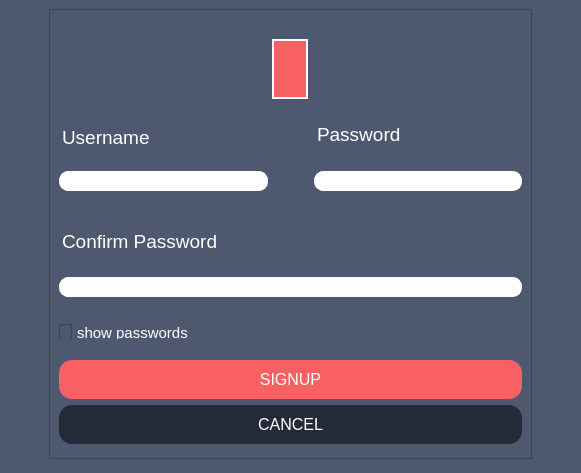
The window that src/client/gui/ui/registration.ui (aleoli/Shared-Editor) describes before a commit, drawn with Qt 5.
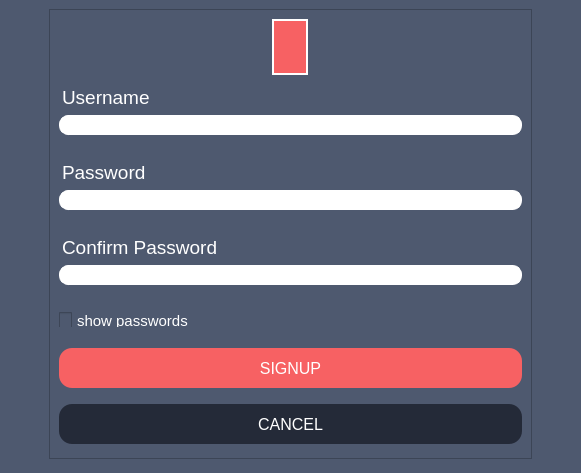
The same window after the commit. Icons and pictures are not drawn.

Commit message: Aggiustato allineamento elementi e chiarezza testo nelle finestre: LOGIN, REGISTRATION e EDIT

```diff
--- a/src/client/gui/ui/registration.ui
+++ b/src/client/gui/ui/registration.ui
@@ -42,22 +42,6 @@
        <enum>QFrame::Raised</enum>
       </property>
       <layout class="QVBoxLayout" name="verticalLayout_5">
-       <item>
-        <spacer name="verticalSpacer">
-         <property name="orientation">
-          <enum>Qt::Vertical</enum>
-         </property>
-         <property name="sizeType">
-          <enum>QSizePolicy::Fixed</enum>
-         </property>
-         <property name="sizeHint" stdset="0">
-          <size>
-           <width>20</width>
-           <height>20</height>
-          </size>
-         </property>
-        </spacer>
-       </item>
        <item alignment="Qt::AlignHCenter">
         <widget class="QPushButton" name="btn_changeProfile">
          <property name="enabled">
@@ -136,11 +120,6 @@
         </widget>
        </item>
        <item>
-        <layout class="QHBoxLayout" name="uname_pwd">
-         <property name="topMargin">
-          <number>0</number>
-         </property>
-         <item>
           <layout class="QVBoxLayout" name="uname">
            <property name="rightMargin">
             <number>0</number>
@@ -150,7 +129,6 @@
              <property name="styleSheet">
               <string notr="true">QLabel{
 	text-decoration: none;
-	background: rgba(0,0,0,0);
 	margin-left: 0px;
 	margin-bottom: 0px;
 }</string>
@@ -167,7 +145,7 @@
 border:1px solid white;
 border-radius: 9px;
 padding: 1 8px;
-margin: 0 20 20 0px;
+margin: 0 0 20 0px;
 color: #242A38;
 font: &quot;Segoe UI Emoji&quot;;
 selection-background-color: #f76163;</string>
@@ -181,7 +159,11 @@
            <item>
             <widget class="QLabel" name="label_pwd">
              <property name="styleSheet">
-              <string notr="true">margin-left: 20px;</string>
+            <string notr="true">QLabel{
+	text-decoration: none;
+	margin-left: 0px;
+	margin-bottom: 0px;
+}</string>
              </property>
              <property name="text">
               <string>&lt;html&gt;&lt;head/&gt;&lt;body&gt;&lt;p&gt;&lt;span style=&quot; font-size:14pt; color:#ffffff;&quot;&gt;Password&lt;/span&gt;&lt;/p&gt;&lt;/body&gt;&lt;/html&gt;</string>
@@ -195,14 +177,12 @@
 border:1px solid white;
 border-radius: 9px;
 padding: 1 8px;
-margin: 0 0 20 20px;
+margin: 0 0 20 0px;
 color: #242A38;
 font: &quot;Segoe UI Emoji&quot;;
 selection-background-color: #f76163;</string>
              </property>
             </widget>
-           </item>
-          </layout>
          </item>
         </layout>
        </item>
@@ -217,7 +197,11 @@
          <item>
           <widget class="QLabel" name="label_cnfrmPwd">
            <property name="styleSheet">
-            <string notr="true">margin-left: 0px;</string>
+            <string notr="true">QLabel{
+	text-decoration: none;
+	margin-left: 0px;
+	margin-bottom: 0px;
+}</string>
            </property>
            <property name="text">
             <string>&lt;html&gt;&lt;head/&gt;&lt;body&gt;&lt;p&gt;&lt;span style=&quot; font-size:14pt; color:#ffffff;&quot;&gt;Confirm Password&lt;/span&gt;&lt;/p&gt;&lt;/body&gt;&lt;/html&gt;</string>
@@ -241,8 +225,6 @@
         </layout>
        </item>
        <item>
-        <layout class="QVBoxLayout" name="buttons">
-         <item>
           <widget class="QCheckBox" name="checkBox_showPwds">
            <property name="cursor">
             <cursorShape>PointingHandCursor</cursorShape>
@@ -279,6 +261,8 @@
           </widget>
          </item>
          <item>
+        <layout class="QVBoxLayout" name="buttons">
+         <item>
           <widget class="QPushButton" name="btn_signup">
            <property name="sizePolicy">
             <sizepolicy hsizetype="Minimum" vsizetype="Fixed">
@@ -295,7 +279,6 @@
            <property name="styleSheet">
             <string notr="true">QPushButton {
 	background: #f76163;
-    /*border-style: outset;*/
     border-width: 1px;
     border-radius: 13px;
     border-color: #f76163;
@@ -305,7 +288,8 @@
 	margin-left: 0px;
 	margin-right: 0px;
 	margin-top: 15px;
-	margin-bottom: 0px;
+	margin-bottom: 10px;
+	min-height: 20px;
 }
 
 QPushButton:hover {
@@ -340,7 +324,6 @@
            <property name="styleSheet">
             <string notr="true">QPushButton {
     background: #242A38;
-    /*border-style: outset;*/
     border-width: 1px;
     border-radius: 13px;
     border-color: #242A38;
@@ -350,6 +333,7 @@
 	margin-left: 0px;
 	margin-right: 0px;
 	margin-top: 0px;
+	min-height: 20px;
 }
 
 QPushButton:hover {
```
Lines whose indentation alone changed are shown as unchanged. The commit also changes 4 other files.
